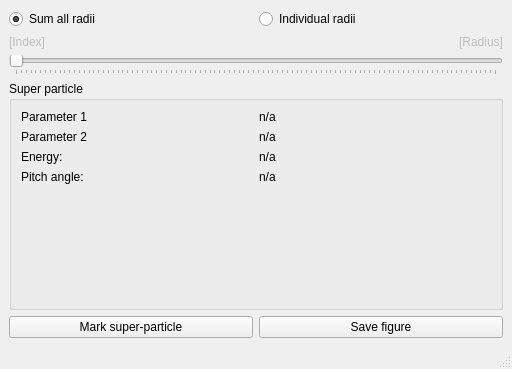
First picture: the form in gui/ui/green/r12.ui, repository hoppe93/softplot, before the edit.
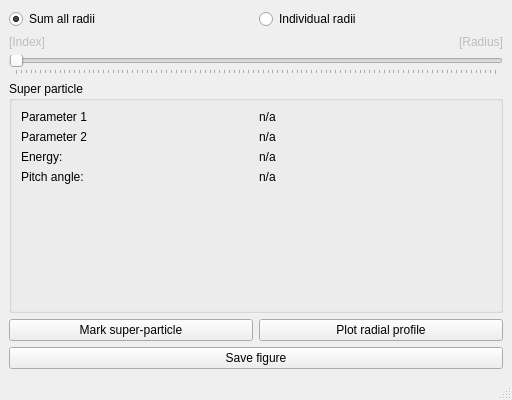
Second picture: the form after the edit.

The edit to the form file:
```diff
--- a/gui/ui/green/r12.ui
+++ b/gui/ui/green/r12.ui
@@ -7,7 +7,7 @@
     <x>0</x>
     <y>0</y>
     <width>512</width>
-    <height>369</height>
+    <height>400</height>
    </rect>
   </property>
   <property name="windowTitle">
@@ -198,14 +198,21 @@
        </widget>
       </item>
       <item>
-       <widget class="QPushButton" name="btnSave">
+       <widget class="QPushButton" name="btnPlotRadialProfile">
         <property name="text">
-         <string>Save figure</string>
+         <string>Plot radial profile</string>
         </property>
        </widget>
       </item>
      </layout>
     </item>
+    <item>
+     <widget class="QPushButton" name="btnSave">
+      <property name="text">
+       <string>Save figure</string>
+      </property>
+     </widget>
+    </item>
    </layout>
   </widget>
   <widget class="QMenuBar" name="menubar">
```
